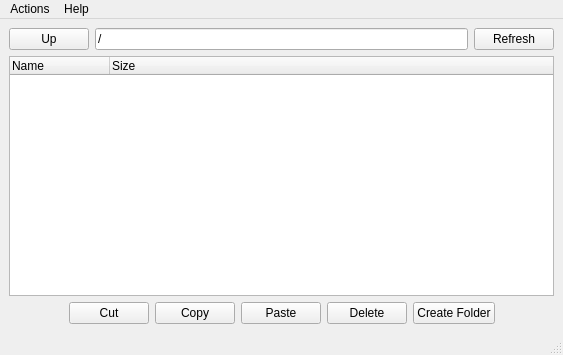
Old version of the form mainwindow.ui in the repository lawand/droper.
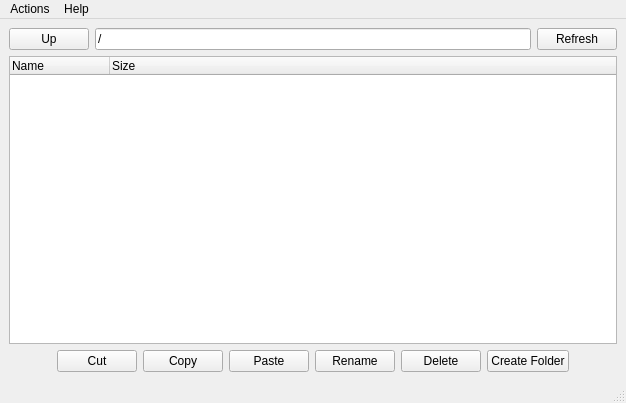
New version of the form.

Commit message: added the rename operation

What changed in the file:
```diff
--- a/mainwindow.ui
+++ b/mainwindow.ui
@@ -6,8 +6,8 @@
    <rect>
     <x>0</x>
     <y>0</y>
-    <width>563</width>
-    <height>355</height>
+    <width>626</width>
+    <height>403</height>
    </rect>
   </property>
   <property name="windowTitle">
@@ -99,6 +99,13 @@
         </property>
        </widget>
       </item>
+      <item>
+       <widget class="QPushButton" name="renamePushButton">
+        <property name="text">
+         <string>Rename</string>
+        </property>
+       </widget>
+      </item>
       <item>
        <widget class="QPushButton" name="deletePushButton">
         <property name="text">
@@ -135,7 +142,7 @@
     <rect>
      <x>0</x>
      <y>0</y>
-     <width>563</width>
+     <width>626</width>
      <height>27</height>
     </rect>
    </property>
```
The commit also changes 2 other files.
